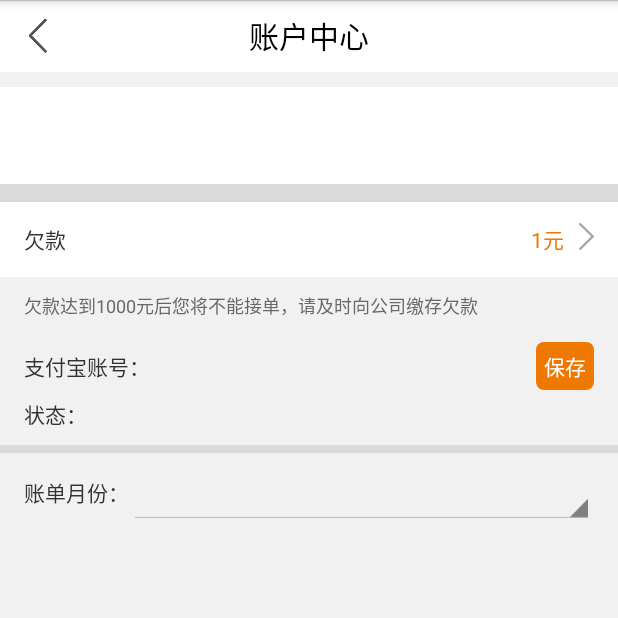
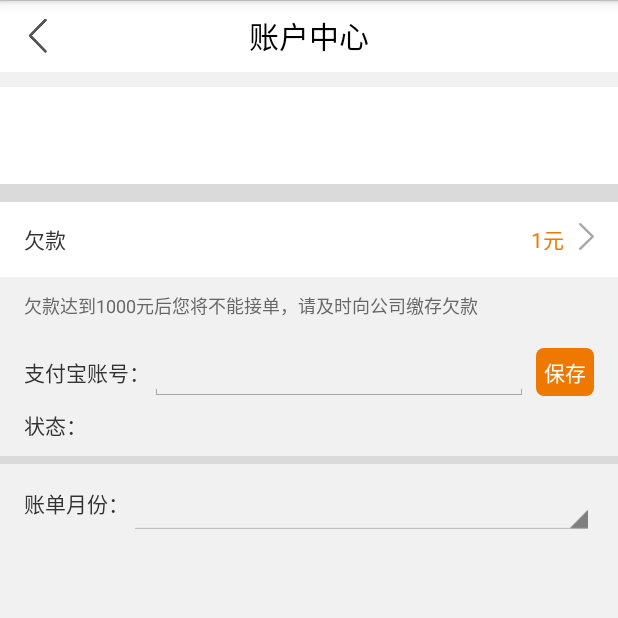
Before and after one commit to lnczx/jhj-android, an Android app: the PersonAccountCenterActivity screen opened directly, with no data from a screen before it, on a phone screen of 412 x 824 dp, the top half of it. Run offline under Robolectric (Android 15) with nearby library versions, the phone set to English and light mode, and no system bars; our stand-ins replace ButterKnife; 2 statements that could not run were skipped.

Commit message:
崩溃问题

```diff
--- a/app/src/main/res/layout/layout_person_account.xml
+++ b/app/src/main/res/layout/layout_person_account.xml
@@ -158,11 +158,10 @@
 
                 <EditText
                     android:id="@+id/et_alipay_zhanghao"
-                    style="@style/Widget.AppCompat.EditText"
                     android:layout_width="wrap_content"
                     android:layout_height="wrap_content"
                     android:layout_weight="1"
-                    android:background="@null" />
+                     />
 
                 <TextView
                     android:id="@+id/iv_alipay_change"
@@ -224,8 +223,8 @@
                 <LinearLayout
                     android:id="@+id/layout_account_view"
                     android:layout_width="wrap_content"
-                    android:orientation="vertical"
-                    android:layout_height="wrap_content" />
+                    android:layout_height="wrap_content"
+                    android:orientation="vertical" />
 
             </LinearLayout>
         </LinearLayout>
```
